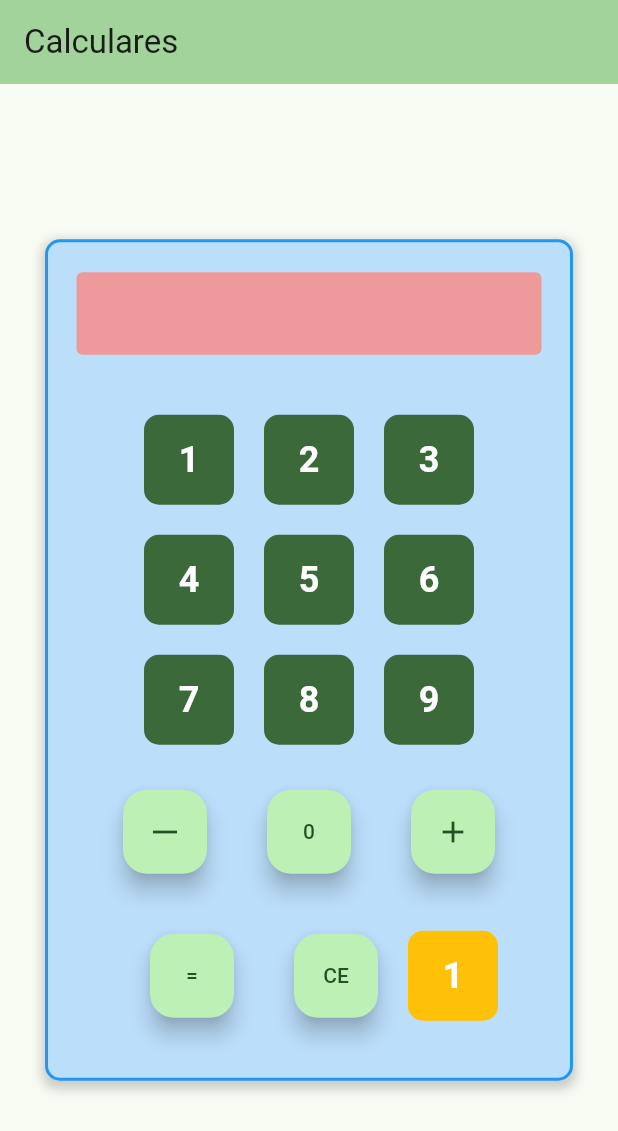
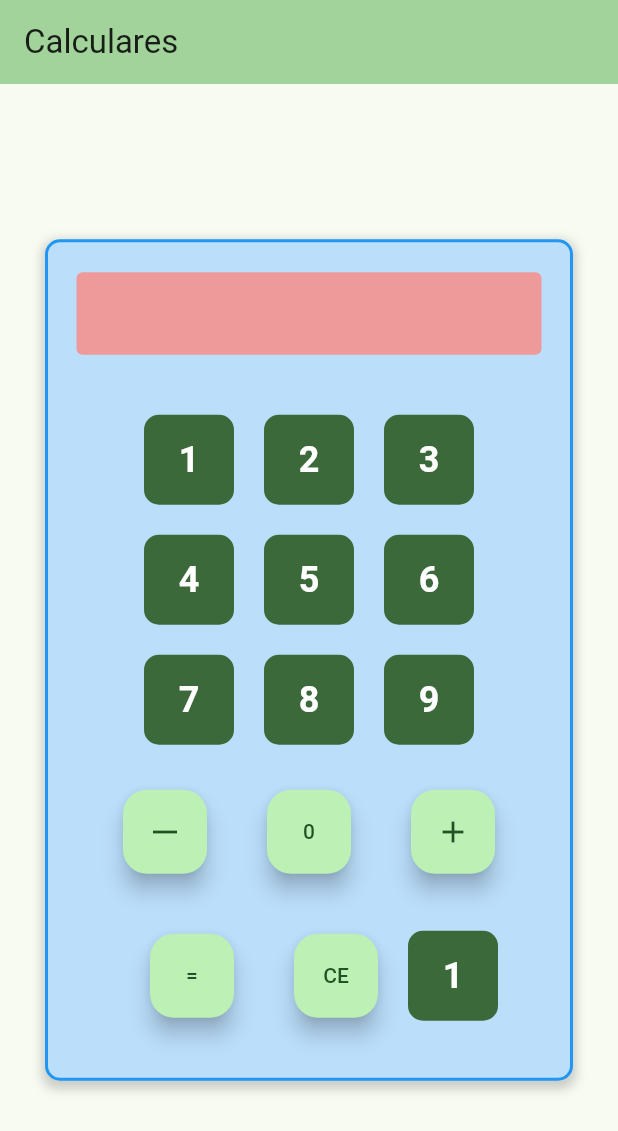
Before and after one commit to pedrourio/Calculadora-Flutter, a Flutter app: the screen it shows after launch, on a phone screen of 412 x 824 dp. Shown: the top 1131 px of the screen. Run offline on Flutter 3.47's test engine with Material 3 defaults, Android fonts, the phone set to English and light mode, and no system bars.

Commit message:
fix: resolvendo estado de animação do novo estilo centralizado do botão

```diff
--- a/lib/Calculadora.dart
+++ b/lib/Calculadora.dart
@@ -255,8 +255,11 @@ class _CalculadoraPageState extends State<CalculadoraPage> {
 
                         //BOTÃO TESTE
                         BotaoCalculadora(
-                          backGroundColor: Colors.amber,
+                          backGroundColor: Theme.of(context).colorScheme.primary,
                           buttonText: 1,
+                          buttonState: _pressedButton == -1
+                            ? true
+                            : false,
                           onTapDown: (_) => setState(() {
                                   _pressedButton = 0;
                                 }),
--- a/lib/botao_calculadora.dart
+++ b/lib/botao_calculadora.dart
@@ -34,6 +34,7 @@ class BotaoCalculadora extends StatelessWidget{
         duration: const Duration(milliseconds: 150),
         width: 60,
         height: 60,
+
         decoration: BoxDecoration(
           color: buttonState == true
               ? Colors.green[300]
```
Also changed, not shown: 1 other file.
